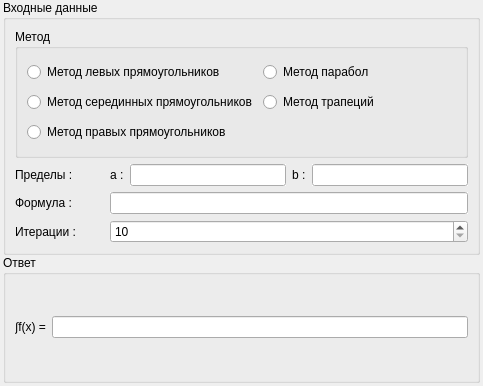
Above: Frames/integralleftrectframe.ui from EgorAlmikeev/ProjectX before the change. Below: the same form after it.
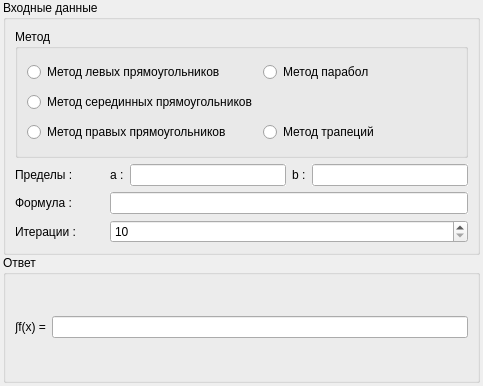
That is the form after the change.

Commit message: change integralLeftRectFrame trapezoidRadioButton position from row 2 to row 3 to make better ui drawing

Diff of the .ui file:
```diff
--- a/Frames/integralleftrectframe.ui
+++ b/Frames/integralleftrectframe.ui
@@ -161,7 +161,7 @@
                </property>
               </widget>
              </item>
-             <item row="2" column="1">
+             <item row="3" column="1">
               <widget class="QRadioButton" name="trapezoidRadioButton">
                <property name="text">
                 <string>Метод трапеций</string>
```
